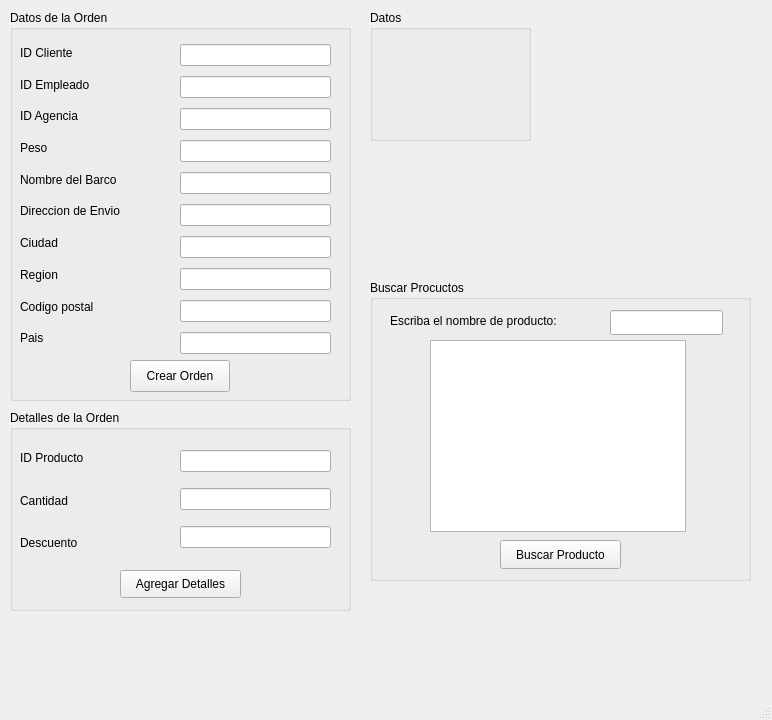
Qt form mainwindow.ui (jairoaguilarts/Desktop-App-Proyect) before a commit.
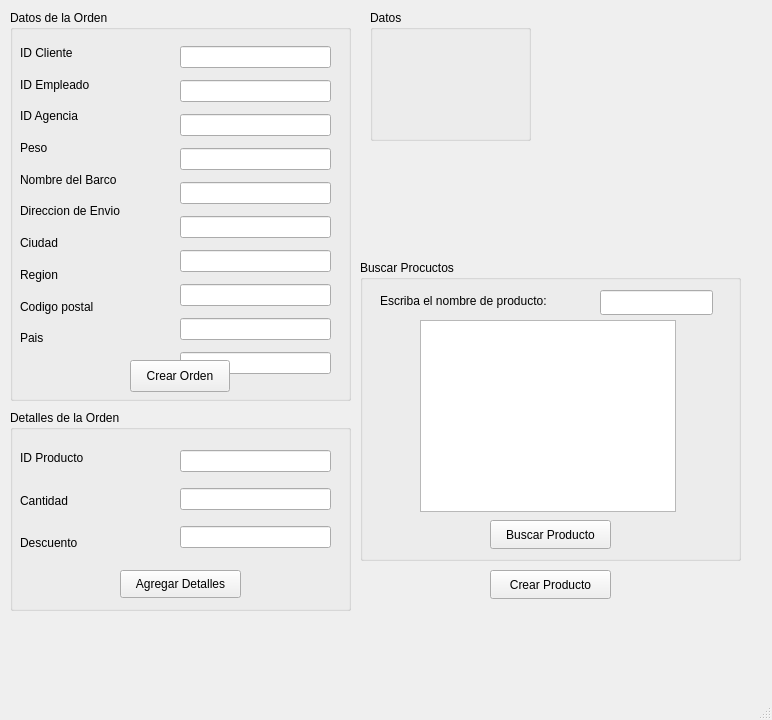
The same form after that commit.

Commit message: Adicion de un nuevo QFrame, para el CRUD de productos

```diff
--- a/mainwindow.ui
+++ b/mainwindow.ui
@@ -114,7 +114,7 @@
        <x>170</x>
        <y>30</y>
        <width>151</width>
-       <height>321</height>
+       <height>345</height>
       </rect>
      </property>
      <layout class="QVBoxLayout" name="verticalLayout_2">
@@ -247,8 +247,8 @@
    <widget class="QGroupBox" name="groupBox_3">
     <property name="geometry">
      <rect>
-      <x>370</x>
-      <y>280</y>
+      <x>360</x>
+      <y>260</y>
       <width>381</width>
       <height>301</height>
      </rect>
@@ -349,6 +349,19 @@
      </layout>
     </widget>
    </widget>
+   <widget class="QPushButton" name="PB_CrearProducto">
+    <property name="geometry">
+     <rect>
+      <x>490</x>
+      <y>570</y>
+      <width>121</width>
+      <height>29</height>
+     </rect>
+    </property>
+    <property name="text">
+     <string>Crear Producto</string>
+    </property>
+   </widget>
   </widget>
   <widget class="QMenuBar" name="menubar">
    <property name="geometry">
```
Left out of the diff: 2 changed lines with no effect on the pictures. The commit also changes 6 other files.
